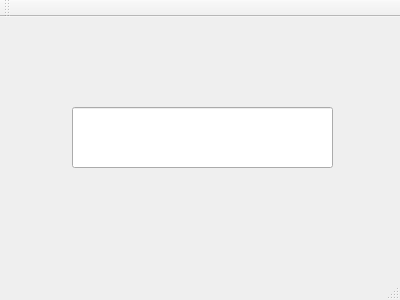
First picture: the form in testchrono.ui, repository salvato/testChrono, before the edit.
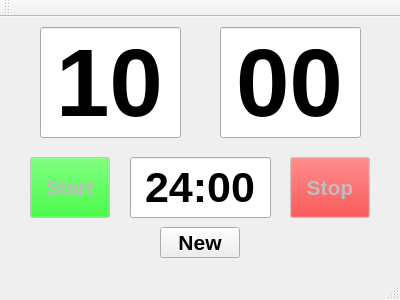
Second picture: the form after the edit.

```diff
--- a/testchrono.ui
+++ b/testchrono.ui
@@ -17,9 +17,9 @@
    <widget class="QLineEdit" name="editTime">
     <property name="geometry">
      <rect>
-      <x>72</x>
-      <y>90</y>
-      <width>261</width>
+      <x>130</x>
+      <y>140</y>
+      <width>141</width>
       <height>61</height>
      </rect>
     </property>
@@ -29,6 +29,207 @@
       <weight>75</weight>
       <bold>true</bold>
      </font>
+    </property>
+    <property name="text">
+     <string>24:00</string>
+    </property>
+    <property name="alignment">
+     <set>Qt::AlignCenter</set>
+    </property>
+    <property name="readOnly">
+     <bool>true</bool>
+    </property>
+   </widget>
+   <widget class="QPushButton" name="startButton">
+    <property name="enabled">
+     <bool>false</bool>
+    </property>
+    <property name="geometry">
+     <rect>
+      <x>30</x>
+      <y>140</y>
+      <width>80</width>
+      <height>61</height>
+     </rect>
+    </property>
+    <property name="palette">
+     <palette>
+      <active>
+       <colorrole role="Button">
+        <brush brushstyle="SolidPattern">
+         <color alpha="255">
+          <red>0</red>
+          <green>255</green>
+          <blue>0</blue>
+         </color>
+        </brush>
+       </colorrole>
+      </active>
+      <inactive>
+       <colorrole role="Button">
+        <brush brushstyle="SolidPattern">
+         <color alpha="255">
+          <red>0</red>
+          <green>255</green>
+          <blue>0</blue>
+         </color>
+        </brush>
+       </colorrole>
+      </inactive>
+      <disabled>
+       <colorrole role="Button">
+        <brush brushstyle="SolidPattern">
+         <color alpha="255">
+          <red>0</red>
+          <green>255</green>
+          <blue>0</blue>
+         </color>
+        </brush>
+       </colorrole>
+      </disabled>
+     </palette>
+    </property>
+    <property name="font">
+     <font>
+      <pointsize>16</pointsize>
+      <weight>75</weight>
+      <bold>true</bold>
+     </font>
+    </property>
+    <property name="text">
+     <string>Start</string>
+    </property>
+   </widget>
+   <widget class="QPushButton" name="stopButton">
+    <property name="enabled">
+     <bool>false</bool>
+    </property>
+    <property name="geometry">
+     <rect>
+      <x>290</x>
+      <y>140</y>
+      <width>80</width>
+      <height>61</height>
+     </rect>
+    </property>
+    <property name="palette">
+     <palette>
+      <active>
+       <colorrole role="Button">
+        <brush brushstyle="SolidPattern">
+         <color alpha="255">
+          <red>255</red>
+          <green>0</green>
+          <blue>0</blue>
+         </color>
+        </brush>
+       </colorrole>
+      </active>
+      <inactive>
+       <colorrole role="Button">
+        <brush brushstyle="SolidPattern">
+         <color alpha="255">
+          <red>255</red>
+          <green>0</green>
+          <blue>0</blue>
+         </color>
+        </brush>
+       </colorrole>
+      </inactive>
+      <disabled>
+       <colorrole role="Button">
+        <brush brushstyle="SolidPattern">
+         <color alpha="255">
+          <red>255</red>
+          <green>0</green>
+          <blue>0</blue>
+         </color>
+        </brush>
+       </colorrole>
+      </disabled>
+     </palette>
+    </property>
+    <property name="font">
+     <font>
+      <pointsize>16</pointsize>
+      <weight>75</weight>
+      <bold>true</bold>
+     </font>
+    </property>
+    <property name="focusPolicy">
+     <enum>Qt::StrongFocus</enum>
+    </property>
+    <property name="text">
+     <string>Stop</string>
+    </property>
+   </widget>
+   <widget class="QLineEdit" name="editTimeMinPeriodo">
+    <property name="geometry">
+     <rect>
+      <x>40</x>
+      <y>10</y>
+      <width>141</width>
+      <height>111</height>
+     </rect>
+    </property>
+    <property name="font">
+     <font>
+      <pointsize>72</pointsize>
+      <weight>75</weight>
+      <bold>true</bold>
+     </font>
+    </property>
+    <property name="text">
+     <string>10</string>
+    </property>
+    <property name="alignment">
+     <set>Qt::AlignCenter</set>
+    </property>
+    <property name="readOnly">
+     <bool>true</bool>
+    </property>
+   </widget>
+   <widget class="QPushButton" name="newPeriodButton">
+    <property name="geometry">
+     <rect>
+      <x>160</x>
+      <y>210</y>
+      <width>80</width>
+      <height>31</height>
+     </rect>
+    </property>
+    <property name="font">
+     <font>
+      <pointsize>16</pointsize>
+      <weight>75</weight>
+      <bold>true</bold>
+     </font>
+    </property>
+    <property name="text">
+     <string>New</string>
+    </property>
+   </widget>
+   <widget class="QLineEdit" name="editTimeSecPeriodo">
+    <property name="geometry">
+     <rect>
+      <x>220</x>
+      <y>10</y>
+      <width>141</width>
+      <height>111</height>
+     </rect>
+    </property>
+    <property name="font">
+     <font>
+      <pointsize>72</pointsize>
+      <weight>75</weight>
+      <bold>true</bold>
+     </font>
+    </property>
+    <property name="text">
+     <string>00</string>
+    </property>
+    <property name="alignment">
+     <set>Qt::AlignCenter</set>
     </property>
     <property name="readOnly">
      <bool>true</bool>
```
Left out of the diff: 5 changed lines with no effect on the pictures.
